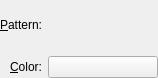
Before: the Qt Designer form plugins/generators/pattern/wdgpatternoptions.ui in KDE/krita, drawn with Qt 5.
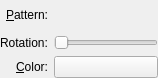
After: the same form once the commit is applied. Custom widgets are drawn as their Qt base class.

Commit message:
Implement transformed patterns and a rotation slider in the pattern fill layer.
First part of a set of experiments to allow transforms on patterned areas.

```diff
--- a/plugins/generators/pattern/wdgpatternoptions.ui
+++ b/plugins/generators/pattern/wdgpatternoptions.ui
@@ -25,6 +25,16 @@
    </property>
    <item row="0" column="0">
     <layout class="QGridLayout" name="gridLayout">
+     <item row="0" column="1">
+      <widget class="KisPatternChooser" name="patternChooser" native="true">
+       <property name="sizePolicy">
+        <sizepolicy hsizetype="Expanding" vsizetype="Expanding">
+         <horstretch>0</horstretch>
+         <verstretch>0</verstretch>
+        </sizepolicy>
+       </property>
+      </widget>
+     </item>
      <item row="0" column="0">
       <widget class="QLabel" name="lblPattern">
        <property name="text">
@@ -38,7 +48,7 @@
        </property>
       </widget>
      </item>
-     <item row="1" column="0">
+     <item row="2" column="0">
       <widget class="QLabel" name="lblColor">
        <property name="text">
         <string>&amp;Color:</string>
@@ -51,16 +61,23 @@
        </property>
       </widget>
      </item>
-     <item row="1" column="1">
+     <item row="2" column="1">
       <widget class="KisColorButton" name="bnColor"/>
      </item>
-     <item row="0" column="1">
-      <widget class="KisPatternChooser" name="patternChooser" native="true">
-       <property name="sizePolicy">
-        <sizepolicy hsizetype="Expanding" vsizetype="Expanding">
-         <horstretch>0</horstretch>
-         <verstretch>0</verstretch>
-        </sizepolicy>
+     <item row="1" column="0">
+      <widget class="QLabel" name="lblRotation">
+       <property name="text">
+        <string>Rotation:</string>
+       </property>
+      </widget>
+     </item>
+     <item row="1" column="1">
+      <widget class="QSlider" name="sldRotation">
+       <property name="maximum">
+        <number>360</number>
+       </property>
+       <property name="orientation">
+        <enum>Qt::Horizontal</enum>
        </property>
       </widget>
      </item>
```
The commit also changes 7 other files.
